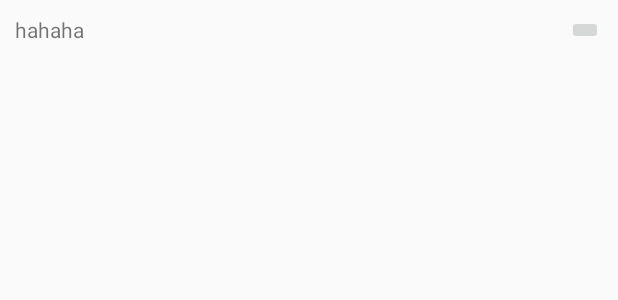
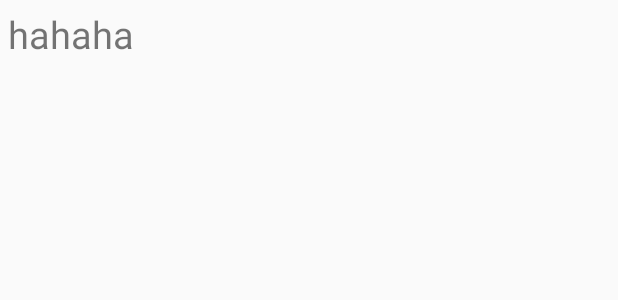
Before and after one commit to cyx233/QingStream, an Android app: the layout item_history.xml on its own in the app's theme, with its tools: preview values and no code run, on a phone screen of 412 x 824 dp. Shown: the top 300 px of the screen. Run offline under Robolectric (Android 15) with nearby library versions, the phone set to English and light mode, and no system bars.

Commit message:
read --Cyx

```diff
--- a/app/src/main/AndroidManifest.xml
+++ b/app/src/main/AndroidManifest.xml
@@ -46,6 +46,7 @@
         android:launchMode="singleTop"
         android:theme="@style/NoTitleTranslucent80Theme"
         android:screenOrientation="portrait"/>
+        <activity android:name=".HistoryActivity"/>
     </application>
 
 </manifest>
--- a/app/src/main/java/com/java/chenyuxiang/MainActivity.java
+++ b/app/src/main/java/com/java/chenyuxiang/MainActivity.java
@@ -197,6 +197,8 @@ public class MainActivity extends AppCompatActivity {
                 startActivityForResult(intent,1);
                 break;
             case R.id.item_history:
+                intent = new Intent(this, HistoryActivity.class);
+                startActivity(intent);
                 break;
         }
         return false;
--- a/app/src/main/java/com/java/chenyuxiang/listViewUi/FragmentData.java
+++ b/app/src/main/java/com/java/chenyuxiang/listViewUi/FragmentData.java
@@ -77,7 +77,7 @@ public class FragmentData extends Fragment implements OnChartValueSelectedListen
 
     @Override
     public void onCreate(Bundle savedInstanceState) {
-        super.onCreate(savedInstanceState);
+        super.onCreate(null);
         // add charts
         ArrayList<Integer> xs;
         ArrayList<ArrayList<Integer>> ys;
--- a/app/src/main/java/com/java/chenyuxiang/listViewUi/FragmentNews.java
+++ b/app/src/main/java/com/java/chenyuxiang/listViewUi/FragmentNews.java
@@ -45,7 +45,7 @@ public class FragmentNews extends ListFragment {
 
     @Override
     public void onCreate(Bundle savedInstanceState) {
-        super.onCreate(savedInstanceState);
+        super.onCreate(null);
         adapter = new NewsListAdapter(newsList);//new出适配器的实例
         setListAdapter(adapter);//和List绑定
     }
@@ -78,7 +78,6 @@ public class FragmentNews extends ListFragment {
         mSwipeRefreshView.setOnLoadListener(new SwipeRefreshView.OnLoadListener() {
             @Override
             public void onLoad() {
-                Toast.makeText(getContext(), "加载新闻", Toast.LENGTH_SHORT).show();
                 mSwipeRefreshView.postDelayed(new Runnable() {
                     @Override
                     public void run() {
@@ -105,6 +104,7 @@ public class FragmentNews extends ListFragment {
                 list = AppManager.getNewsManager().getTypeNews(currentCategory);
                 break;
         }
+        Toast.makeText(getContext(), "加载成功", Toast.LENGTH_SHORT).show();
         updateNews(list);
     }
 
--- a/app/src/main/java/com/java/chenyuxiang/listViewUi/FragmentScholar.java
+++ b/app/src/main/java/com/java/chenyuxiang/listViewUi/FragmentScholar.java
@@ -60,7 +60,7 @@ public class FragmentScholar extends ListFragment {
 
     @Override
     public void onCreate(Bundle savedInstanceState) {
-        super.onCreate(savedInstanceState);
+        super.onCreate(null);
         currentPage = 1;
         adapter = new ScholarListAdapter(requireContext(),scholarList);//new出适配器的实例
         setListAdapter(adapter);//和List绑定
@@ -82,7 +82,6 @@ public class FragmentScholar extends ListFragment {
         mSwipeRefreshView.setOnLoadListener(new SwipeRefreshView.OnLoadListener() {
             @Override
             public void onLoad() {
-                Toast.makeText(getContext(), "加载数据", Toast.LENGTH_SHORT).show();
                 mSwipeRefreshView.postDelayed(new Runnable() {
                     @Override
                     public void run() {
@@ -110,6 +109,7 @@ public class FragmentScholar extends ListFragment {
                 scholarList.addAll(list.subList((currentPage-1)*20,currentPage*20));
             }
         }
+        Toast.makeText(getContext(), "加载成功", Toast.LENGTH_SHORT).show();
         adapter.notifyDataSetChanged();
     }
 
--- a/app/src/main/java/com/java/chenyuxiang/searchUI/FragmentNewsResult.java
+++ b/app/src/main/java/com/java/chenyuxiang/searchUI/FragmentNewsResult.java
@@ -72,7 +72,6 @@ public class FragmentNewsResult extends ListFragment {
         mSwipeRefreshView.setOnLoadListener(new SwipeRefreshView.OnLoadListener() {
             @Override
             public void onLoad() {
-                Toast.makeText(getContext(), "加载新闻", Toast.LENGTH_SHORT).show();
                 mSwipeRefreshView.postDelayed(new Runnable() {
                     @Override
                     public void run() {
@@ -98,6 +97,7 @@ public class FragmentNewsResult extends ListFragment {
                 newsList.addAll(allNewsList.subList((currentPage-1)*20,currentPage*20));
             }
         }
+        Toast.makeText(getContext(), "加载成功", Toast.LENGTH_SHORT).show();
         adapter.notifyDataSetChanged();
     }
     public void updateNews(ArrayList<Description> list){
--- a/app/src/main/java/com/java/chenyuxiang/searchUI/SearchResultActivity.java
+++ b/app/src/main/java/com/java/chenyuxiang/searchUI/SearchResultActivity.java
@@ -12,6 +12,7 @@ import com.google.android.material.tabs.TabLayout;
 import com.java.chenyuxiang.R;
 import com.java.tanghao.AppManager;
 import com.java.tanghao.Description;
+import com.java.tanghao.History;
 import com.java.tanghao.YiqingEntity;
 import com.java.tanghao.YiqingEntityManager;
 
@@ -73,6 +74,7 @@ public class SearchResultActivity extends AppCompatActivity {
         }
         currentPage=1;
         String query = intent.getStringExtra(SearchManager.QUERY);
+        AppManager.getHistoryManager().insertHistory(new History(query));
         List<YiqingEntity> temp = Arrays.asList(YiqingEntityManager.getYiqingEntity(query));
         entityList = new ArrayList<>(temp);
     }
--- a/app/src/main/java/com/java/tanghao/History.java
+++ b/app/src/main/java/com/java/tanghao/History.java
@@ -17,7 +17,7 @@ public class History{
         this.content = content;
     }
 
-    History(String content){
+    public History(String content){
         this.content = content;
     }
 }
--- a/app/src/main/res/layout/acitivity_history.xml
+++ /dev/null
@@ -1,6 +0,0 @@
-<?xml version="1.0" encoding="utf-8"?>
-<ScrollView
-    android:orientation="vertical"
-    xmlns:android="http://schemas.android.com/apk/res/android" android:layout_width="match_parent"
-    android:layout_height="match_parent">
-</ScrollView>
--- a/app/src/main/res/layout/item_history.xml
+++ b/app/src/main/res/layout/item_history.xml
@@ -1,23 +1,10 @@
 <?xml version="1.0" encoding="utf-8"?>
-<RelativeLayout
+<TextView
     xmlns:android="http://schemas.android.com/apk/res/android"
-    android:orientation="horizontal"
-    android:gravity="center_vertical"
+    android:id="@+id/titleTv"
+    android:text="hahaha"
+    android:layout_centerVertical="true"
+    android:layout_margin="5dp"
+    android:textSize="25sp"
     android:layout_width="match_parent"
-    android:padding="10dp"
-    android:clickable="true"
-    android:layout_height="wrap_content">
-    <TextView
-        android:id="@+id/titleTv"
-        android:text="hahaha"
-        android:layout_centerVertical="true"
-        android:layout_width="match_parent"
-        android:layout_height="wrap_content" />
-    <ImageButton
-        android:layout_width="wrap_content"
-        android:layout_height="wrap_content"
-        android:layout_centerVertical="true"
-        android:layout_alignParentRight="true"
-        android:layout_gravity="right"
-        android:id="@+id/imageButton" />
-</RelativeLayout>
+    android:layout_height="wrap_content" />
```
Also changed, not shown: app/src/main/java/com/java/chenyuxiang/HistoryAcitvity.java (deleted, +0 -7 lines), app/src/main/java/com/java/chenyuxiang/HistoryActivity.java (added, +90 -0 lines), app/src/main/java/com/java/chenyuxiang/listViewUi/FragmentFavorite.java (deleted, +0 -21 lines), app/src/main/res/layout/activity_history.xml (added, +8 -0 lines).
